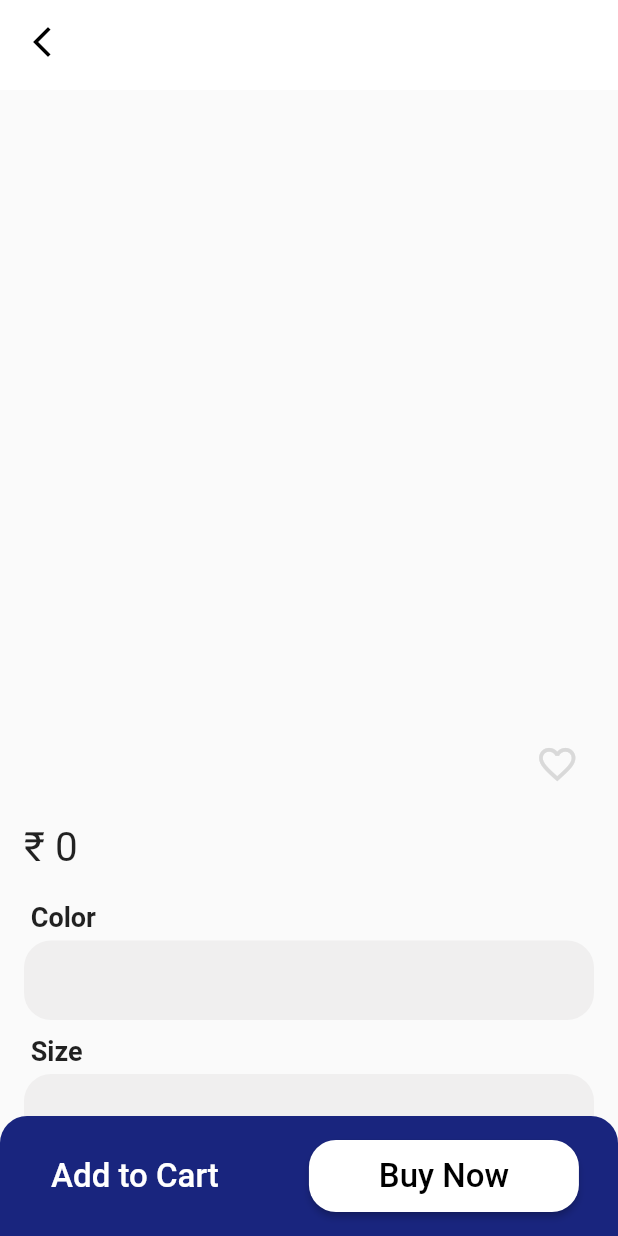
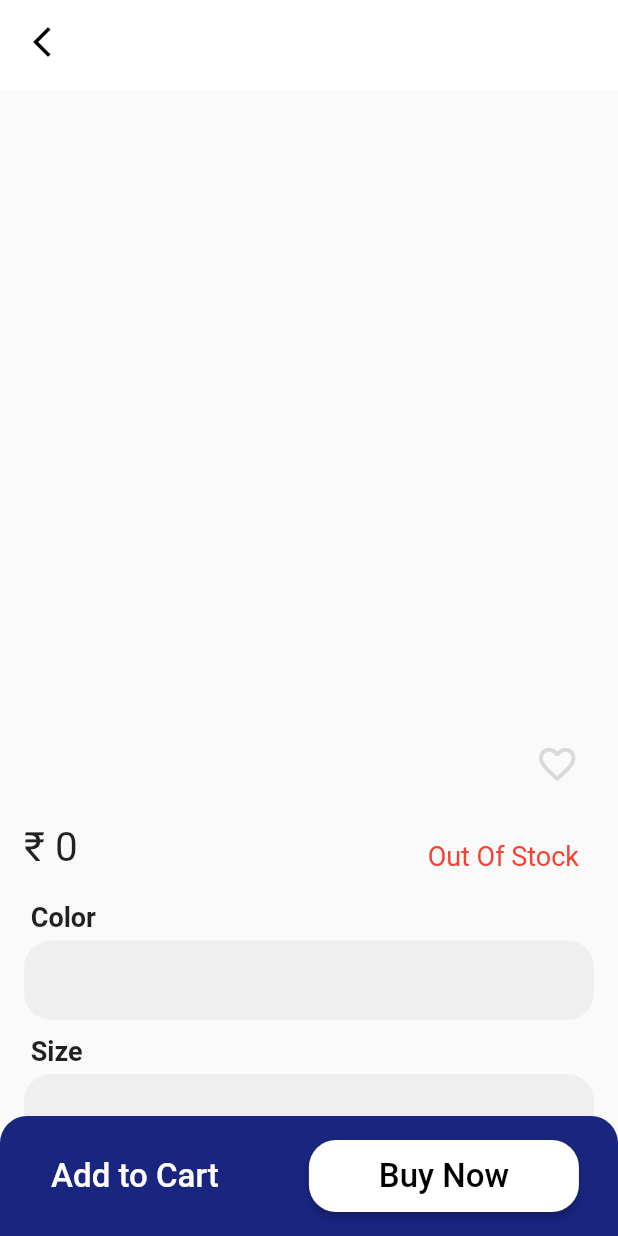
Before and after one commit to InShad7/aptronix_user, a Flutter app: the ProductDetailsScreen screen opened directly with empty values, on a phone screen of 412 x 824 dp. Run offline on Flutter 3.47's test engine with Material 2 defaults, Android fonts, the phone set to English and light mode, and no system bars; drawn by our look-alikes of carousel_slider, smooth_page_indicator; our stand-ins replace awesome_bottom_bar, cached_network_image, cloud_firestore, firebase_auth, firebase_core, flutter_slidable and 5 more; missing offline and left inert: razorpay_flutter; accounts and stored records are empty.

Commit message:
order count update

```diff
--- a/lib/view/dash_board_screen/orders/order_details_screen/widget/delivery_status.dart
+++ b/lib/view/dash_board_screen/orders/order_details_screen/widget/delivery_status.dart
@@ -85,7 +85,7 @@ class _StatusPageState extends State<StatusPage> {
       case 'Shipped':
         return Status.shipped;
 
-      case 'OutOfDelivery':
+      case 'Out Of Delivery':
         return Status.outOfDelivery;
 
       case 'Delivered':
--- a/lib/view/home_screen/product_details/widget/product_name_price.dart
+++ b/lib/view/home_screen/product_details/widget/product_name_price.dart
@@ -1,5 +1,6 @@
 import 'package:aaptronix/view/home_screen/widget/fav_icon.dart';
 import 'package:aaptronix/view/home_screen/widget/home_item_card.dart';
+import 'package:aaptronix/view/utils/colors.dart';
 import 'package:aaptronix/view/utils/utils.dart';
 import 'package:flutter/material.dart';
 import 'package:google_fonts/google_fonts.dart';
@@ -39,6 +40,7 @@ class ProductNamePrice extends StatelessWidget {
           ),
           kHeight20,
           Row(
+            crossAxisAlignment: CrossAxisAlignment.end,
             children: [
               Text(
                 "₹ ${product['price']}",
@@ -48,6 +50,24 @@ class ProductNamePrice extends StatelessWidget {
                   ),
                 ),
               ),
+              const Spacer(),
+              Text(
+                product['quantity'] > 0
+                    ? product['quantity'] <= 4
+                        ? "Hurry only 2 left!"
+                        : "In Stock"
+                    : 'Out Of Stock',
+                style: GoogleFonts.roboto(
+                  textStyle: TextStyle(
+                      fontSize: 18,
+                      color: product['quantity'] > 0
+                          ? product['quantity'] <= 4
+                              ? red
+                              : Colors.green
+                          : red),
+                ),
+              ),
+              kWidth,
             ],
           ),
         ],
--- a/lib/view/payment_screen/widget/payment_btn.dart
+++ b/lib/view/payment_screen/widget/payment_btn.dart
@@ -100,7 +100,8 @@ class PaymentBtn extends StatelessWidget {
     // orderedItems.clear();
     // myProductTotal.clear();
     // countList.clear();
-    updateFirebase();
+    // updateFirebase();
+    updateQnty();
     success(context: context, payment: 'COD');
   }
 }
```
Also changed, not shown: lib/controller/controller.dart (+23 -0 lines), lib/view/dash_board_screen/orders/order_details_screen/order_details_screen.dart (+45 -10 lines), lib/view/payment_screen/payment_screen.dart (+55 -8 lines), lib/view/splash_screen.dart/spalsh_screen.dart (+2 -11 lines).
